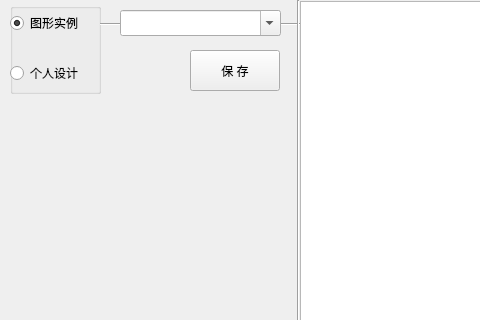
Old version of the form TangramUI.ui in the repository gangma2610/TangramUI; both pictures show x 0 to 480 and y 0 to 320 of the 1200 by 610 pixel window.
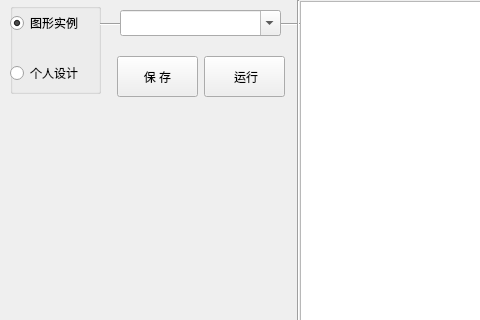
New version of the form.

The edit to the form file:
```diff
--- a/TangramUI.ui
+++ b/TangramUI.ui
@@ -135,9 +135,9 @@
   <widget class="QPushButton" name="saveBtn">
    <property name="geometry">
     <rect>
-     <x>190</x>
-     <y>50</y>
-     <width>90</width>
+     <x>117</x>
+     <y>56</y>
+     <width>81</width>
      <height>41</height>
     </rect>
    </property>
@@ -145,6 +145,19 @@
     <string>保 存</string>
    </property>
   </widget>
+  <widget class="QPushButton" name="runBtn">
+   <property name="geometry">
+    <rect>
+     <x>204</x>
+     <y>56</y>
+     <width>81</width>
+     <height>41</height>
+    </rect>
+   </property>
+   <property name="text">
+    <string> 运行</string>
+   </property>
+  </widget>
  </widget>
  <resources>
   <include location="apprcc.qrc"/>
```
